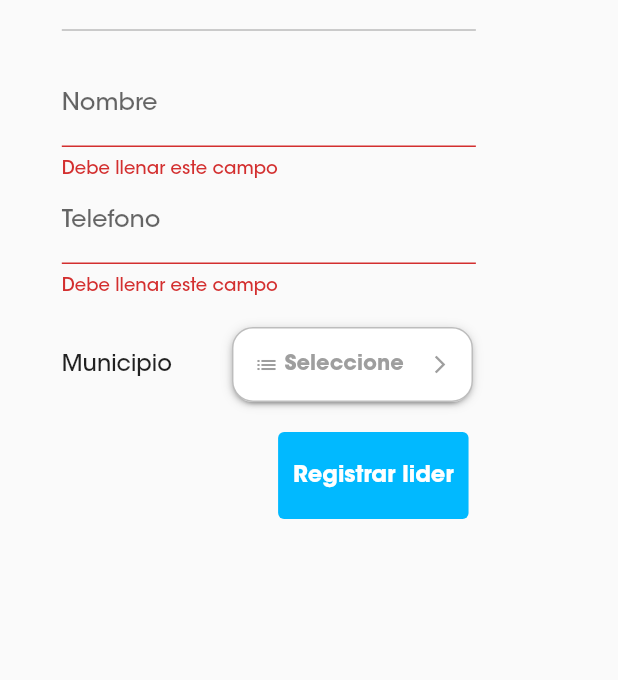
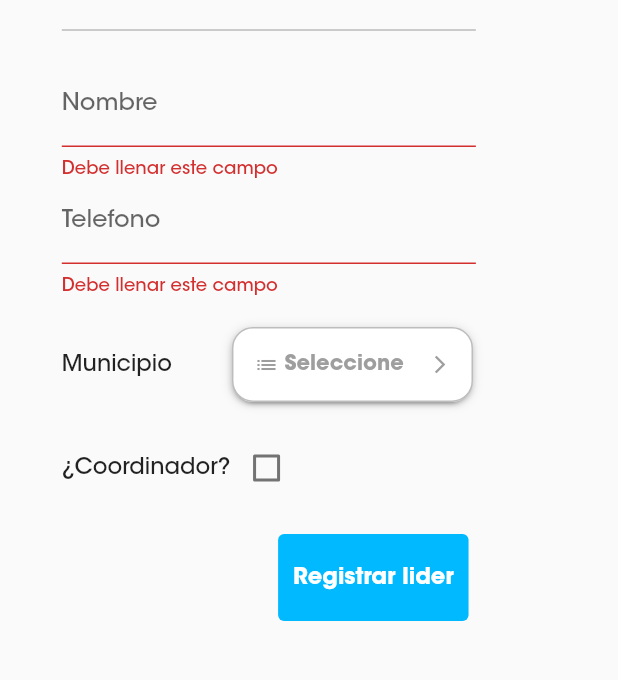
Before and after one commit to Ri-Shard/registrovot, a Flutter app: the LeadersRegister screen opened directly, after a tap on "Registrar lider", on a phone screen of 412 x 824 dp, the part 84-764 px from its top. Run offline on Flutter 3.47's test engine with Material 2 defaults, Android fonts, the phone set to English and light mode, and no system bars; drawn by our look-alikes of dropdown_button2; our stand-ins replace awesome_dialog, cloud_firestore, equatable, firebase_auth, firebase_core, firebase_database and 7 more; missing offline and left inert: charts_painter, d_chart, dart:html, dart:js_interop, excel, excel_to_json; accounts and stored records are empty.

Commit message:
Add leader noseque

```diff
--- a/lib/controller/mainController.dart
+++ b/lib/controller/mainController.dart
@@ -210,6 +210,7 @@ class MainController extends GetxController {
             'name': leader.name,
             'phone': leader.phone,
             'municipio': leader.municipio,
+            'coordinador': leader.coordinador,
             'estado': 'activo'
           }
         },
@@ -238,7 +239,8 @@ class MainController extends GetxController {
             'name': leader.name,
             'phone': leader.phone,
             'municipio': leader.municipio,
-            'estado': 'activo'
+            'estado': 'activo',
+            'coordinador': leader.coordinador,
           }
         },
         SetOptions(merge: true),
@@ -264,6 +266,7 @@ class MainController extends GetxController {
               id: value['id'],
               phone: value['phone'],
               municipio: value['municipio'],
+              coordinador: value['coordinador'],
               estado: value['estado']);
           leaderAux.add(leader);
         }
@@ -779,21 +782,24 @@ class MainController extends GetxController {
           .value = 'Lider';
       sheet
           .cell(CellIndex.indexByColumnRow(columnIndex: 8, rowIndex: 0))
+          .value = 'Coordinador';
+      sheet
+          .cell(CellIndex.indexByColumnRow(columnIndex: 9, rowIndex: 0))
           .value = 'Encuesta';
       sheet
-          .cell(CellIndex.indexByColumnRow(columnIndex: 9, rowIndex: 0))
+          .cell(CellIndex.indexByColumnRow(columnIndex: 10, rowIndex: 0))
           .value = 'Puesto de Votacion';
       sheet
-          .cell(CellIndex.indexByColumnRow(columnIndex: 10, rowIndex: 0))
+          .cell(CellIndex.indexByColumnRow(columnIndex: 11, rowIndex: 0))
           .value = 'Mesa';
       sheet
-          .cell(CellIndex.indexByColumnRow(columnIndex: 11, rowIndex: 0))
+          .cell(CellIndex.indexByColumnRow(columnIndex: 12, rowIndex: 0))
           .value = 'Estado';
       sheet
-          .cell(CellIndex.indexByColumnRow(columnIndex: 12, rowIndex: 0))
+          .cell(CellIndex.indexByColumnRow(columnIndex: 13, rowIndex: 0))
           .value = 'Creador';
       sheet
-          .cell(CellIndex.indexByColumnRow(columnIndex: 13, rowIndex: 0))
+          .cell(CellIndex.indexByColumnRow(columnIndex: 14, rowIndex: 0))
           .value = 'Editor';
       for (var row = 0; row < listVot.length; row++) {
         sheet
@@ -821,6 +827,9 @@ class MainController extends GetxController {
         sheet
             .cell(CellIndex.indexByColumnRow(columnIndex: 7, rowIndex: row + 1))
             .value = leader?.name ?? '';
+        sheet
+            .cell(CellIndex.indexByColumnRow(columnIndex: 8, rowIndex: row + 1))
+            .value = leader?.coordinador ?? '';
         String? encuesta;
         if (listVot[row].encuesta == true) {
           encuesta = 'Si';
@@ -854,24 +863,25 @@ class MainController extends GetxController {
           }
         }
         sheet
-            .cell(CellIndex.indexByColumnRow(columnIndex: 8, rowIndex: row + 1))
+            .cell(CellIndex.indexByColumnRow(columnIndex: 9, rowIndex: row + 1))
             .value = encuesta;
         Puesto? puesto = getonePuesto(listVot[row].puestoID);
 
         sheet
-            .cell(CellIndex.indexByColumnRow(columnIndex: 9, rowIndex: row + 1))
+            .cell(
+                CellIndex.indexByColumnRow(columnIndex: 10, rowIndex: row + 1))
             .value = puesto?.nombre ?? '';
         sheet
             .cell(
-                CellIndex.indexByColumnRow(columnIndex: 10, rowIndex: row + 1))
+                CellIndex.indexByColumnRow(columnIndex: 11, rowIndex: row + 1))
             .value = listVot[row].mesa ?? '';
         sheet
             .cell(
-                CellIndex.indexByColumnRow(columnIndex: 11, rowIndex: row + 1))
+                CellIndex.indexByColumnRow(columnIndex: 12, rowIndex: row + 1))
             .value = listVot[row].estado;
         sheet
             .cell(
-                CellIndex.indexByColumnRow(columnIndex: 12, rowIndex: row + 1))
+                CellIndex.indexByColumnRow(columnIndex: 13, rowIndex: row + 1))
             .value = (listVot[row]
                 .responsable
                 ?.split(')')[0]
@@ -879,7 +889,7 @@ class MainController extends GetxController {
             "-";
         sheet
             .cell(
-                CellIndex.indexByColumnRow(columnIndex: 13, rowIndex: row + 1))
+                CellIndex.indexByColumnRow(columnIndex: 14, rowIndex: row + 1))
             .value = (listVot[row]
                 .responsable
                 ?.split(')')
--- a/lib/model/leader.dart
+++ b/lib/model/leader.dart
@@ -6,19 +6,21 @@ class Leader extends Equatable {
       required this.id,
       required this.phone,
       required this.municipio,
-      this.estado});
+      this.estado,
+      this.coordinador});
   String? name;
   String? id;
   String? phone;
   String? municipio;
   String? estado = "activo";
-
+  String? coordinador;
   Leader.fromJson(Map<String, dynamic> json) {
     name = json['name'];
     id = json['id'];
     phone = json['phone'];
     municipio = json['municipio'];
     estado = json['estado'];
+    coordinador = json['coordinador'];
   }
 
   Map<String, dynamic> toJson() {
@@ -28,6 +30,7 @@ class Leader extends Equatable {
     _data['phone'] = phone;
     _data['municipio'] = municipio;
     _data['estado'] = estado;
+    _data['coordinador'] = coordinador;
     return _data;
   }
 
--- a/lib/ui/screens/register/leaders_register.dart
+++ b/lib/ui/screens/register/leaders_register.dart
@@ -22,6 +22,7 @@ class _LeadersRegisterState extends State<LeadersRegister> {
   TextEditingController nombre = TextEditingController();
 
   TextEditingController phone = TextEditingController();
+  TextEditingController coordinador = TextEditingController();
 
   TextEditingController textEditingController = TextEditingController();
   RxList<Leader> filterLeader = <Leader>[].obs;
@@ -38,6 +39,7 @@ class _LeadersRegisterState extends State<LeadersRegister> {
 
   bool hasalcaldia = false;
 
+  bool hascoordinador = false;
   bool update = false;
   String colection = '';
   @override
@@ -242,6 +244,11 @@ class _LeadersRegisterState extends State<LeadersRegister> {
                                                                 searchLeader[
                                                                         index]
                                                                     .phone!;
+                                                            coordinador
+                                                                .text = searchLeader[
+                                                                        index]
+                                                                    .coordinador ??
+                                                                "";
                                                           });
                                                           Get.back();
                                                         },
@@ -488,6 +495,33 @@ class _LeadersRegisterState extends State<LeadersRegister> {
               ),
               Row(
                 children: [
+                  const Text('¿Coordinador?',
+                      style: TextStyle(
+                        fontSize: 15,
+                      )),
+                  Checkbox(
+                      value: hascoordinador,
+                      onChanged: (_) {
+                        setState(() {
+                          hascoordinador = !hascoordinador;
+                        });
+                      }),
+                ],
+              ),
+              Visibility(
+                visible: hascoordinador,
+                child: SizedBox(
+                  width:
+                      localwidth >= 800 ? localwidth * 0.24 : localwidth * 0.67,
+                  child: _textFormField(
+                      'Coordinador', TextInputType.text, coordinador),
+                ),
+              ),
+              const SizedBox(
+                height: 20,
+              ),
+              Row(
+                children: [
                   SizedBox(
                     width: localwidth >= 800
                         ? localwidth * 0.24
@@ -500,7 +534,8 @@ class _LeadersRegisterState extends State<LeadersRegister> {
                             name: nombre.text,
                             id: cedula.text,
                             phone: phone.text,
-                            municipio: dropdownvalue!);
+                            municipio: dropdownvalue!,
+                            coordinador: coordinador.text);
 
                         if (update) {
                           final response =
@@ -522,6 +557,9 @@ class _LeadersRegisterState extends State<LeadersRegister> {
                             nombre.clear();
                             cedula.clear();
                             phone.clear();
+                            coordinador.clear();
+                            hascoordinador = false;
+
                             dropdownvalue = null;
                             setState(() {});
                           } else {
@@ -573,6 +611,8 @@ class _LeadersRegisterState extends State<LeadersRegister> {
                             cedula.clear();
                             phone.clear();
                             dropdownvalue = null;
+                            coordinador.clear();
+                            hascoordinador = false;
                             setState(() {});
                           }
                         }
```
Also changed, not shown: 1 other file.
